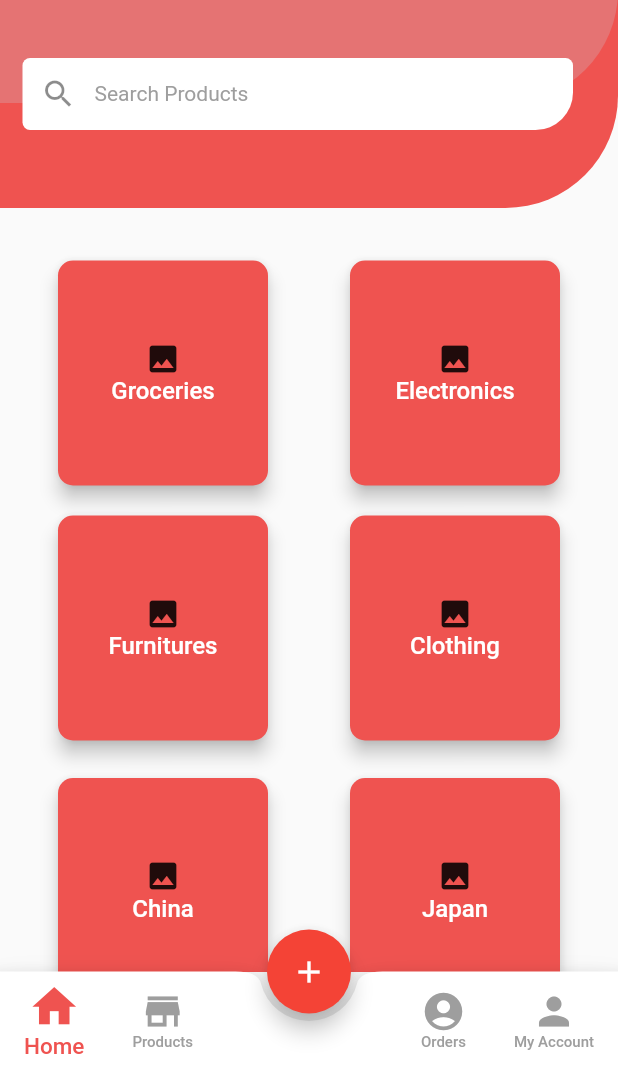
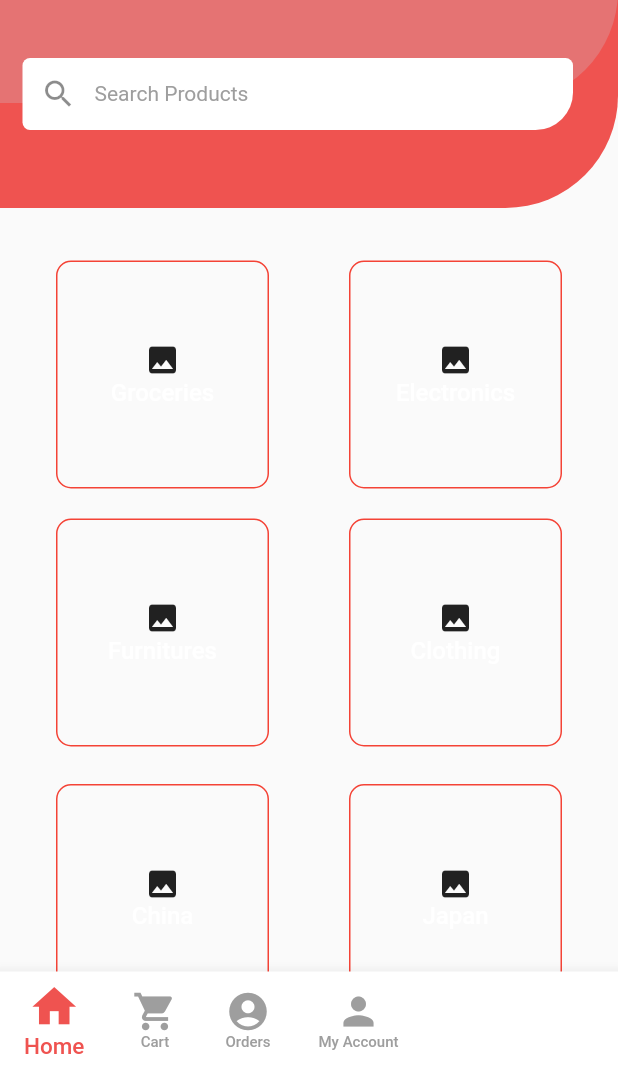
Before and after one commit to 4molybdenum2/ecomm_app, a Flutter app: the screen it shows after launch, on a phone screen of 412 x 824 dp, the part 167-1236 px from its top. Run offline on Flutter 3.47's test engine with Material 2 defaults, Android fonts, the phone set to English and light mode, and no system bars; our stand-ins replace cloud_firestore, firebase_auth, flutter_spinkit; accounts and stored records are empty; Roboto replaces fonts that are missing (Monserrat); project files that could hold a hidden picture were left out.

Commit message:
changed stuff

```diff
--- a/lib/buildcard.dart
+++ b/lib/buildcard.dart
@@ -1,3 +1,4 @@
+import 'package:ecomm_app/screens/products_page.dart';
 import 'package:flutter/material.dart';
 
 class BuildCard extends StatefulWidget {
@@ -45,6 +46,13 @@ class _BuildCardState extends State<BuildCard> {
     }
   }
 
+  void popup(){
+    Navigator.push(
+        context,
+        MaterialPageRoute(
+            builder: (context) => ProductsPage()));
+  }
+
   void initState() {
     super.initState();
     id = widget.id;
@@ -55,12 +63,15 @@ class _BuildCardState extends State<BuildCard> {
   Widget build(BuildContext context) {
     return Padding(
       padding: EdgeInsets.fromLTRB(0.0, 5.0, 0.0, 0.0),
+      child: Container(
+        decoration:BoxDecoration(border: Border.all(color: Colors.red , width: 1.0, ),borderRadius: BorderRadius.all(Radius.circular(10.0))),
+
         child: new MaterialButton(
+
           shape: RoundedRectangleBorder(borderRadius: BorderRadius.all(Radius.circular(10.0))),
           elevation: 5.0,
           height: 150,
           minWidth: 140,
-        color: Colors.red[400],
           child: Column(
             children: <Widget>[
               Icon(
@@ -70,7 +81,10 @@ class _BuildCardState extends State<BuildCard> {
                   style: new TextStyle(fontSize: 16.0, color: Colors.white)),
             ],
           ),
-        onPressed: () {},
+          onPressed: () {
+            popup();
+          },
+        ),
       ),
     );
   }
--- a/lib/homepage.dart
+++ b/lib/homepage.dart
@@ -1,6 +1,7 @@
+import 'package:ecomm_app/screens/cartscreen.dart';
 import 'package:ecomm_app/screens/home_screen.dart';
 import 'package:ecomm_app/screens/orders_page.dart';
-import 'package:ecomm_app/screens/products_page.dart';
+import 'package:ecomm_app/screens/cartscreen.dart';
 import 'package:ecomm_app/screens/setting_page.dart';
 import 'package:flutter/material.dart';
 
@@ -13,7 +14,7 @@ class _MyHomePageState extends State<MyHomePage> {
   int currentTab = 0;
   final List<Widget> _children = [
     HomeScreen(),
-    ProductsPage(),
+    CartScreen(),
     OrdersPage(),
     SettingsPage()
   ];
@@ -24,12 +25,12 @@ class _MyHomePageState extends State<MyHomePage> {
       notchMargin: 5,
       child: Container(
         height: 65,
+        width: MediaQuery.of(context).size.width,
+
+        child: Center(
           child: Row(
-          mainAxisAlignment: MainAxisAlignment.spaceBetween,
                 children: <Widget>[
-            Row(
-              crossAxisAlignment: CrossAxisAlignment.start,
-              children: <Widget>[
+
                   MaterialButton(
                     minWidth: 40,
                     onPressed: () {
@@ -57,6 +58,7 @@ class _MyHomePageState extends State<MyHomePage> {
                       ],
                     ),
                   ),
+
                   MaterialButton(
                     minWidth: 40,
                     onPressed: () {
@@ -68,13 +70,13 @@ class _MyHomePageState extends State<MyHomePage> {
                       mainAxisAlignment: MainAxisAlignment.center,
                       children: <Widget>[
                         Icon(
-                        Icons.store,
+                          Icons.shopping_cart,
                           size: currentTab == 1 ? 35 : 30,
                           color:
                           currentTab == 1 ? Colors.red[400] : Colors.grey,
                         ),
                         Text(
-                        'Products',
+                          'Cart',
                           style: TextStyle(
                             fontSize: currentTab == 1 ? 15 : 10,
                             color:
@@ -83,15 +85,8 @@ class _MyHomePageState extends State<MyHomePage> {
                         ),
                       ],
                     ),
-                )
-              ],
                   ),
 
-            // Right Tab bar icons
-
-            Row(
-              crossAxisAlignment: CrossAxisAlignment.start,
-              children: <Widget>[
                   MaterialButton(
                     minWidth: 40,
                     onPressed: () {
@@ -119,6 +114,7 @@ class _MyHomePageState extends State<MyHomePage> {
                       ],
                     ),
                   ),
+
                   MaterialButton(
                     minWidth: 40,
                     onPressed: () {
@@ -145,11 +141,15 @@ class _MyHomePageState extends State<MyHomePage> {
                         ),
                       ],
                     ),
-                )
-              ],
-            )
+                  ),
+
                 ],
               ),
+        ),
+
+            // Right Tab bar icons
+
+
       ),
     );
   }
@@ -160,12 +160,6 @@ class _MyHomePageState extends State<MyHomePage> {
   Widget build(BuildContext context) {
     return Scaffold(
       body: _children[currentTab],
-      floatingActionButton: FloatingActionButton(
-        // backgroundColor: Colors.orange,
-        onPressed: () {},
-        child: Icon(Icons.add),
-      ),
-      floatingActionButtonLocation: FloatingActionButtonLocation.centerDocked,
       bottomNavigationBar: _bottomAppBar(),
     );
   }
```
Also changed, not shown: lib/screens/cartscreen.dart (added, +19 -0 lines), lib/screens/home_screen.dart (+7 -10 lines). Lines whose indentation alone changed are shown as unchanged.
